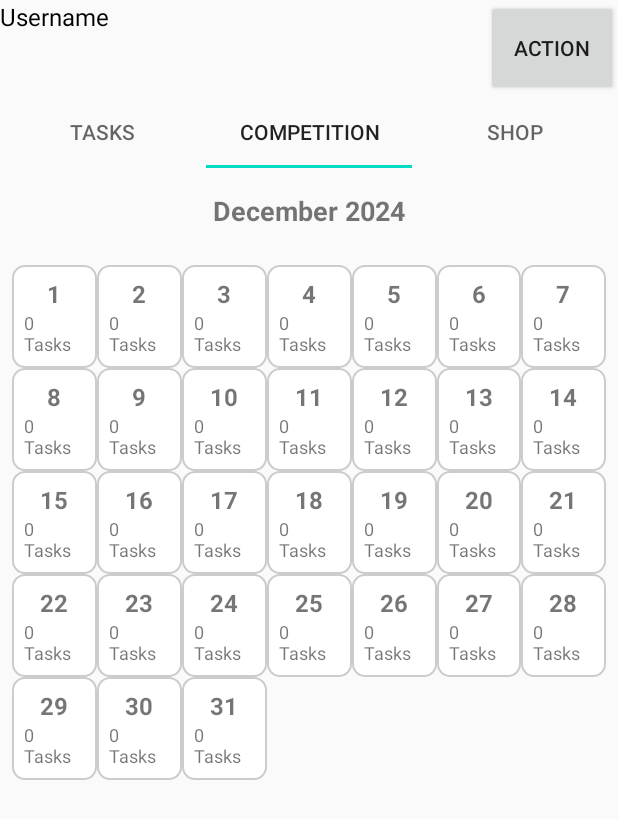
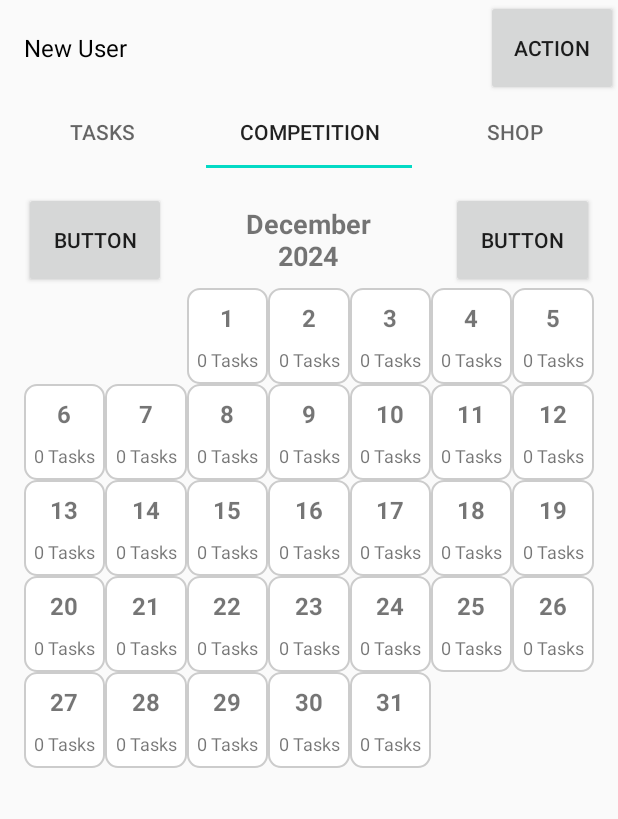
Before and after one commit to thedigialex/QuestLog, an Android app: the DashboardActivity screen opened directly, with no data from a screen before it, tab 2 chosen, on a phone screen of 412 x 824 dp. Shown: the top 819 px of the screen. Run offline under Robolectric (Android 15) with nearby library versions, the phone set to English and light mode, and no system bars.

Commit message:
Fixed update log date issue. Create Calendar view to display task log. Added navigation for calendar view by month.

```diff
--- a/app/src/main/java/com/thedigialex/questlog/activity/DashboardActivity.kt
+++ b/app/src/main/java/com/thedigialex/questlog/activity/DashboardActivity.kt
@@ -17,8 +17,8 @@ class DashboardActivity : AppCompatActivity() {
     override fun onCreate(savedInstanceState: Bundle?) {
         super.onCreate(savedInstanceState)
         setContentView(R.layout.activity_dashboard)
-        userController =  UserController(this, findViewById<View?>(R.id.userLayout).findViewById(R.id.userLayout))
-
+        userController = UserController(this, findViewById<View?>(R.id.userLayout).findViewById(R.id.userLayout), findViewById(R.id.tvUsername))
+        userController.dbHelper.checkLogDateForRepeating()
         val viewPager: ViewPager2 = findViewById(R.id.viewPager)
         val tabLayout: TabLayout = findViewById(R.id.tabLayout)
         val adapter = DashboardPagerAdapter(this, userController)
--- a/app/src/main/java/com/thedigialex/questlog/activity/MainActivity.kt
+++ b/app/src/main/java/com/thedigialex/questlog/activity/MainActivity.kt
@@ -14,7 +14,7 @@ class MainActivity : AppCompatActivity() {
         super.onCreate(savedInstanceState)
         setContentView(R.layout.activity_main)
         val playerSettingsMenu = findViewById<View>(R.id.userLayout)
-        userController =  UserController(this, playerSettingsMenu.findViewById(R.id.userLayout))
+        userController =  UserController(this, playerSettingsMenu.findViewById(R.id.userLayout), null)
         if (!userController.currentUser.isNew) {
             userController.navigateToDashboard()
         }
--- a/app/src/main/java/com/thedigialex/questlog/controllers/userController.kt
+++ b/app/src/main/java/com/thedigialex/questlog/controllers/userController.kt
@@ -10,7 +10,7 @@ import com.thedigialex.questlog.activity.DashboardActivity
 import com.thedigialex.questlog.models.User
 import com.thedigialex.questlog.database.QuestLogDatabaseHelper
 
-class UserController(private val activity: AppCompatActivity, private val layoutView: View) {
+class UserController(private val activity: AppCompatActivity, private val layoutView: View, private val tvUserName: TextView?) {
 
     var dbHelper: QuestLogDatabaseHelper = QuestLogDatabaseHelper(activity)
     var currentUser: User = dbHelper.getUser()
@@ -24,22 +24,68 @@ class UserController(private val activity: AppCompatActivity, private val layout
         layoutView.findViewById<View>(R.id.imageLayout).visibility = visibility
         layoutView.findViewById<View>(R.id.titleLayout).visibility = visibility
         layoutView.findViewById<View>(R.id.spinnerBackground).visibility = visibility
+
+        val editUsername: EditText = layoutView.findViewById(R.id.editUsername)
+        editUsername.setText(currentUser.username)
+        if(tvUserName != null) {
+            tvUserName.setText(currentUser.username)
+        }
+
+        // Populate the avatar spinner
+        val spinnerAvatar: Spinner = layoutView.findViewById(R.id.spinnerAvatar)
+        val avatarAdapter = ArrayAdapter<String>(activity, android.R.layout.simple_spinner_item, currentUser.avatarIds.map { "Avatar $it" })
+        avatarAdapter.setDropDownViewResource(android.R.layout.simple_spinner_dropdown_item)
+        spinnerAvatar.adapter = avatarAdapter
+        val avatarPosition = currentUser.avatarIds.indexOf(currentUser.equippedAvatarId)
+        if (avatarPosition >= 0) {
+            spinnerAvatar.setSelection(avatarPosition)
+        }
+
+        // Populate the title spinner
+        val spinnerTitle: Spinner = layoutView.findViewById(R.id.spinnerTitle)
+        val titleAdapter = ArrayAdapter<String>(activity, android.R.layout.simple_spinner_item, currentUser.titleIds.map { "Title $it" })
+        titleAdapter.setDropDownViewResource(android.R.layout.simple_spinner_dropdown_item)
+        spinnerTitle.adapter = titleAdapter
+        val titlePosition = currentUser.titleIds.indexOf(currentUser.equippedTitleId)
+        if (titlePosition >= 0) {
+            spinnerTitle.setSelection(titlePosition)
+        }
+
+        // Populate the class spinner
+        val spinnerClass: Spinner = layoutView.findViewById(R.id.spinnerClass)
+        val classAdapter = ArrayAdapter<String>(activity, android.R.layout.simple_spinner_item, currentUser.classIds.map { "Class $it" })
+        classAdapter.setDropDownViewResource(android.R.layout.simple_spinner_dropdown_item)
+        spinnerClass.adapter = classAdapter
+        val classPosition = currentUser.classIds.indexOf(currentUser.equippedClassId)
+        if (classPosition >= 0) {
+            spinnerClass.setSelection(classPosition)
+        }
+
+        // Populate the background spinner
+        val spinnerBackground: Spinner = layoutView.findViewById(R.id.spinnerBackground)
+        val backgroundAdapter = ArrayAdapter<String>(activity, android.R.layout.simple_spinner_item, currentUser.backgroundIds.map { "Background $it" })
+        backgroundAdapter.setDropDownViewResource(android.R.layout.simple_spinner_dropdown_item)
+        spinnerBackground.adapter = backgroundAdapter
+        val backgroundPosition = currentUser.backgroundIds.indexOf(currentUser.equippedBackgroundId)
+        if (backgroundPosition >= 0) {
+            spinnerBackground.setSelection(backgroundPosition)
+        }
+
+        // Set the click listener for the Save button
         val saveButton: Button = layoutView.findViewById(R.id.btnSaveChanges)
-        saveButton.setOnClickListener{
+        saveButton.setOnClickListener {
             saveUserData()
         }
     }
 
     private fun saveUserData() {
         currentUser.username = layoutView.findViewById<EditText>(R.id.editUsername).text.toString().trim()
-
         if (currentUser.username.isBlank()) {
             Toast.makeText(activity, "Please fill in all required fields!", Toast.LENGTH_SHORT).show()
             return
         }
-
+        tvUserName?.setText(currentUser.username)
         updateUserRow()
-        Toast.makeText(activity, "User data saved successfully!", Toast.LENGTH_SHORT).show()
     }
 
     private fun updateUserRow() {
--- a/app/src/main/java/com/thedigialex/questlog/fragments/CalendarFragment.kt
+++ b/app/src/main/java/com/thedigialex/questlog/fragments/CalendarFragment.kt
@@ -4,6 +4,7 @@ import android.os.Bundle
 import android.view.LayoutInflater
 import android.view.View
 import android.view.ViewGroup
+import android.widget.Button
 import android.widget.TextView
 import androidx.fragment.app.Fragment
 import androidx.recyclerview.widget.GridLayoutManager
@@ -11,51 +12,69 @@ import androidx.recyclerview.widget.RecyclerView
 import com.thedigialex.questlog.R
 import com.thedigialex.questlog.adapters.CalendarAdapter
 import com.thedigialex.questlog.controllers.UserController
-import com.thedigialex.questlog.models.TaskLog
 import java.text.SimpleDateFormat
 import java.util.*
 
 class CalendarFragment(private val userController: UserController) : Fragment() {
+
+    private lateinit var calendar: Calendar
+    private lateinit var calendarRecyclerView: RecyclerView
+    private lateinit var monthTextView: TextView
 
     override fun onCreateView(
         inflater: LayoutInflater, container: ViewGroup?,
         savedInstanceState: Bundle?
     ): View? {
         val view = inflater.inflate(R.layout.fragment_calendar, container, false)
-        val calendarRecyclerView: RecyclerView = view.findViewById(R.id.calendarRecyclerView)
-        val monthTextView: TextView = view.findViewById(R.id.monthTextView)
+        calendarRecyclerView = view.findViewById(R.id.calendarRecyclerView)
+        monthTextView = view.findViewById(R.id.tvMonth)
+        val btnDecreaseMonth: Button = view.findViewById(R.id.btnDecreaseMonth)
+        val btnIncreaseMonth: Button = view.findViewById(R.id.btnIncreaseMonth)
 
-        val taskLogs = userController.dbHelper.getTaskLogsForMonth(12, 2024)
+        calendar = Calendar.getInstance()
+        updateCalendar()
+
+        btnDecreaseMonth.setOnClickListener {
+            changeMonth(-1)
+        }
+
+        btnIncreaseMonth.setOnClickListener {
+            changeMonth(1)
+        }
+
+        return view
+    }
+
+    private fun updateCalendar() {
+        val year = calendar.get(Calendar.YEAR)
+        val month = calendar.get(Calendar.MONTH)
+
+        monthTextView.text = SimpleDateFormat("MMMM\nyyyy", Locale.getDefault()).format(calendar.time)
+
+        val taskLogs = userController.dbHelper.getTaskLogsForMonth(month + 1, year)
         val groupedLogs = taskLogs.groupBy { it.loggedDate }
 
-        val calendar = Calendar.getInstance().apply {
-            set(Calendar.YEAR, 2024)
-            set(Calendar.MONTH, 11) // December (0-based index)
-            set(Calendar.DAY_OF_MONTH, 1)
-        }
-
-        monthTextView.text = SimpleDateFormat("MMMM yyyy", Locale.getDefault()).format(calendar.time)
-
         val daysInMonth = calendar.getActualMaximum(Calendar.DAY_OF_MONTH)
-        val firstDayOfWeek = calendar.get(Calendar.DAY_OF_WEEK) - 1 // 0-based index for GridLayout
+        val firstDayOfWeek = calendar.get(Calendar.DAY_OF_WEEK) - 1
         val totalCells = daysInMonth + firstDayOfWeek
 
         val days = mutableListOf<CalendarAdapter.DayItem>()
 
-        // Add empty days for padding
         repeat(firstDayOfWeek) {
             days.add(CalendarAdapter.DayItem(null, emptyList()))
         }
 
-        // Add actual days
         for (day in 1..daysInMonth) {
-            val date = String.format("%04d-%02d-%02d", 2024, 12, day)
+            val date = String.format("%04d-%02d-%02d", year, month + 1, day)
             days.add(CalendarAdapter.DayItem(day, groupedLogs[date] ?: emptyList()))
         }
 
-        calendarRecyclerView.layoutManager = GridLayoutManager(requireContext(), 7) // 7 columns for a week
+        calendarRecyclerView.layoutManager = GridLayoutManager(requireContext(), 7)
         calendarRecyclerView.adapter = CalendarAdapter(days)
+    }
 
-        return view
+    private fun changeMonth(offset: Int) {
+        calendar.add(Calendar.MONTH, offset)
+        updateCalendar()
     }
 }
--- a/app/src/main/java/com/thedigialex/questlog/fragments/TaskListFragment.kt
+++ b/app/src/main/java/com/thedigialex/questlog/fragments/TaskListFragment.kt
@@ -1,6 +1,7 @@
 package com.thedigialex.questlog.fragments
 
 import android.os.Bundle
+import android.util.Log
 import androidx.fragment.app.Fragment
 import android.view.LayoutInflater
 import android.view.View
@@ -91,7 +92,7 @@ class TaskListFragment(private val userController: UserController) : Fragment()
     }
 
     private fun logTask(task: Task) {
-        userController.dbHelper.logTask(task.id, false, 1)
+        userController.dbHelper.logTask(task, false)
         loadTasks()
     }
 
--- a/app/src/main/res/layout/activity_dashboard.xml
+++ b/app/src/main/res/layout/activity_dashboard.xml
@@ -6,31 +6,22 @@
     android:layout_width="match_parent"
     android:layout_height="match_parent">
 
-    <include
-        layout="@layout/user_edit"
-        android:layout_width="match_parent"
-        android:layout_height="120dp"
-        android:visibility="gone"
-        app:layout_constraintBottom_toBottomOf="parent"
-        app:layout_constraintEnd_toEndOf="parent"
-        app:layout_constraintStart_toStartOf="parent"
-        app:layout_constraintTop_toTopOf="parent" />
-
     <LinearLayout
-        android:id="@+id/headerBar"
+        android:id="@+id/linearLayout"
         android:layout_width="match_parent"
         android:layout_height="64dp"
+        android:layout_marginStart="16dp"
         android:orientation="horizontal"
         app:layout_constraintEnd_toEndOf="parent"
         app:layout_constraintStart_toStartOf="parent"
         app:layout_constraintTop_toTopOf="parent">
 
         <TextView
-            android:id="@+id/usernameTextView"
+            android:id="@+id/tvUsername"
             android:layout_width="0dp"
             android:layout_height="match_parent"
             android:layout_weight="1"
-            android:gravity="start"
+            android:gravity="center_vertical"
             android:text="Username"
             android:textColor="#000000"
             android:textSize="16sp" />
@@ -50,7 +41,7 @@
         android:layout_height="48dp"
         app:layout_constraintEnd_toEndOf="parent"
         app:layout_constraintStart_toStartOf="parent"
-        app:layout_constraintTop_toBottomOf="@id/headerBar"
+        app:layout_constraintTop_toBottomOf="@+id/linearLayout"
         app:tabGravity="fill"
         app:tabMode="fixed" />
 
@@ -65,4 +56,14 @@
 
     </androidx.viewpager2.widget.ViewPager2>
 
+    <include
+        layout="@layout/user_edit"
+        android:layout_width="match_parent"
+        android:layout_height="wrap_content"
+        android:visibility="gone"
+        app:layout_constraintBottom_toBottomOf="parent"
+        app:layout_constraintEnd_toEndOf="parent"
+        app:layout_constraintStart_toStartOf="parent"
+        app:layout_constraintTop_toTopOf="parent" />
+
 </androidx.constraintlayout.widget.ConstraintLayout>
--- a/app/src/main/res/layout/fragment_calendar.xml
+++ b/app/src/main/res/layout/fragment_calendar.xml
@@ -1,22 +1,43 @@
 <LinearLayout xmlns:android="http://schemas.android.com/apk/res/android"
     android:layout_width="match_parent"
     android:layout_height="match_parent"
-    android:orientation="vertical">
+    android:orientation="vertical"
+    android:padding="16dp">
 
-    <TextView
-        android:id="@+id/monthTextView"
-        android:layout_width="wrap_content"
-        android:layout_height="wrap_content"
-        android:layout_gravity="center_horizontal"
-        android:layout_margin="16dp"
-        android:textSize="18sp"
-        android:textStyle="bold"
-        android:text="December 2024" />
+    <LinearLayout
+        android:layout_width="match_parent"
+        android:layout_height="64dp"
+        android:orientation="horizontal">
+
+        <Button
+            android:id="@+id/btnDecreaseMonth"
+            android:layout_width="0dp"
+            android:layout_height="match_parent"
+            android:layout_weight="1"
+            android:text="Button" />
+
+        <TextView
+            android:id="@+id/tvMonth"
+            android:layout_width="0dp"
+            android:layout_height="match_parent"
+            android:layout_gravity="center_horizontal"
+            android:layout_weight="2"
+            android:gravity="center"
+            android:text="December\n2024"
+            android:textSize="18sp"
+            android:textStyle="bold" />
+
+        <Button
+            android:id="@+id/btnIncreaseMonth"
+            android:layout_width="0dp"
+            android:layout_height="match_parent"
+            android:layout_weight="1"
+            android:text="Button" />
+    </LinearLayout>
 
     <androidx.recyclerview.widget.RecyclerView
         android:id="@+id/calendarRecyclerView"
         android:layout_width="match_parent"
         android:layout_height="match_parent"
-        android:padding="8dp"
         android:clipToPadding="false" />
 </LinearLayout>
--- a/app/src/main/res/layout/fragment_task_list.xml
+++ b/app/src/main/res/layout/fragment_task_list.xml
@@ -7,7 +7,7 @@
 
     <LinearLayout
         android:layout_width="match_parent"
-        android:layout_height="48dp"
+        android:layout_height="64dp"
         android:orientation="horizontal">
 
         <RadioGroup
@@ -65,7 +65,7 @@
         <EditText
             android:id="@+id/edtTaskDescription"
             android:layout_width="match_parent"
-            android:layout_height="64dp"
+            android:layout_height="88dp"
             android:hint="Task Description"
             android:padding="16dp" />
 
--- a/app/src/main/res/layout/item_calendar_day.xml
+++ b/app/src/main/res/layout/item_calendar_day.xml
@@ -2,23 +2,25 @@
 <LinearLayout xmlns:android="http://schemas.android.com/apk/res/android"
     android:layout_width="match_parent"
     android:layout_height="wrap_content"
+    android:background="@drawable/calendar_day_background"
+    android:gravity="center"
     android:orientation="vertical"
-    android:gravity="center"
-    android:padding="8dp"
-    android:background="@drawable/calendar_day_background">
+    android:padding="4dp">
 
     <TextView
         android:id="@+id/dayTextView"
-        android:layout_width="wrap_content"
-        android:layout_height="wrap_content"
+        android:layout_width="match_parent"
+        android:layout_height="32dp"
+        android:gravity="center"
+        android:text="1"
         android:textSize="16sp"
-        android:textStyle="bold"
-        android:text="1" />
+        android:textStyle="bold" />
 
     <TextView
         android:id="@+id/taskCountTextView"
-        android:layout_width="wrap_content"
-        android:layout_height="wrap_content"
-        android:textSize="12sp"
-        android:text="2 Tasks" />
+        android:layout_width="match_parent"
+        android:layout_height="24dp"
+        android:gravity="center"
+        android:text="2 Tasks"
+        android:textSize="12sp" />
 </LinearLayout>
```
Also changed, not shown: app/src/main/java/com/thedigialex/questlog/database/QuestLogDatabaseHelper.kt (+146 -145 lines), app/src/main/res/layout/user_edit.xml (+8 -10 lines).
